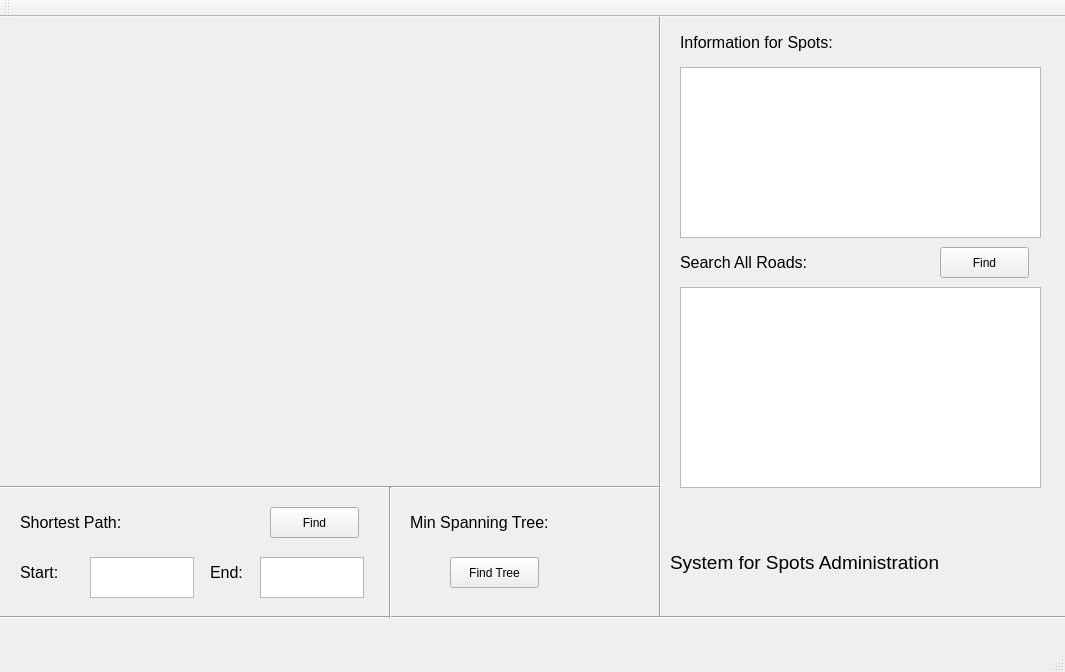
PJYGit/GraphForSpots, file gforspots.ui: the form before one commit.
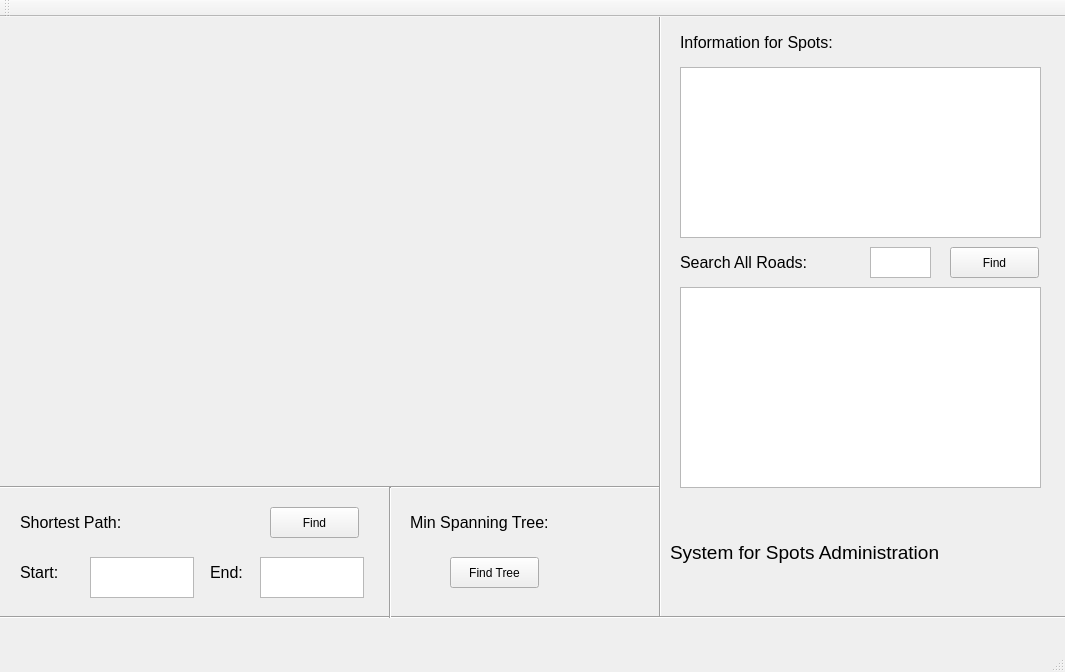
The form after the commit.

Commit message: Information checking and DFS.

```diff
--- a/gforspots.ui
+++ b/gforspots.ui
@@ -89,7 +89,7 @@
    <widget class="QPushButton" name="Find_Roads">
     <property name="geometry">
      <rect>
-      <x>940</x>
+      <x>950</x>
       <y>230</y>
       <width>89</width>
       <height>31</height>
@@ -231,7 +231,7 @@
     <property name="geometry">
      <rect>
       <x>670</x>
-      <y>510</y>
+      <y>500</y>
       <width>371</width>
       <height>71</height>
      </rect>
@@ -271,6 +271,16 @@
      <enum>Qt::Vertical</enum>
     </property>
    </widget>
+   <widget class="QTextEdit" name="Start">
+    <property name="geometry">
+     <rect>
+      <x>870</x>
+      <y>230</y>
+      <width>61</width>
+      <height>31</height>
+     </rect>
+    </property>
+   </widget>
   </widget>
   <widget class="QMenuBar" name="menuBar">
    <property name="geometry">
```
Left out of the diff: 6 changed lines with no effect on the pictures. The commit also changes 2 other files.
